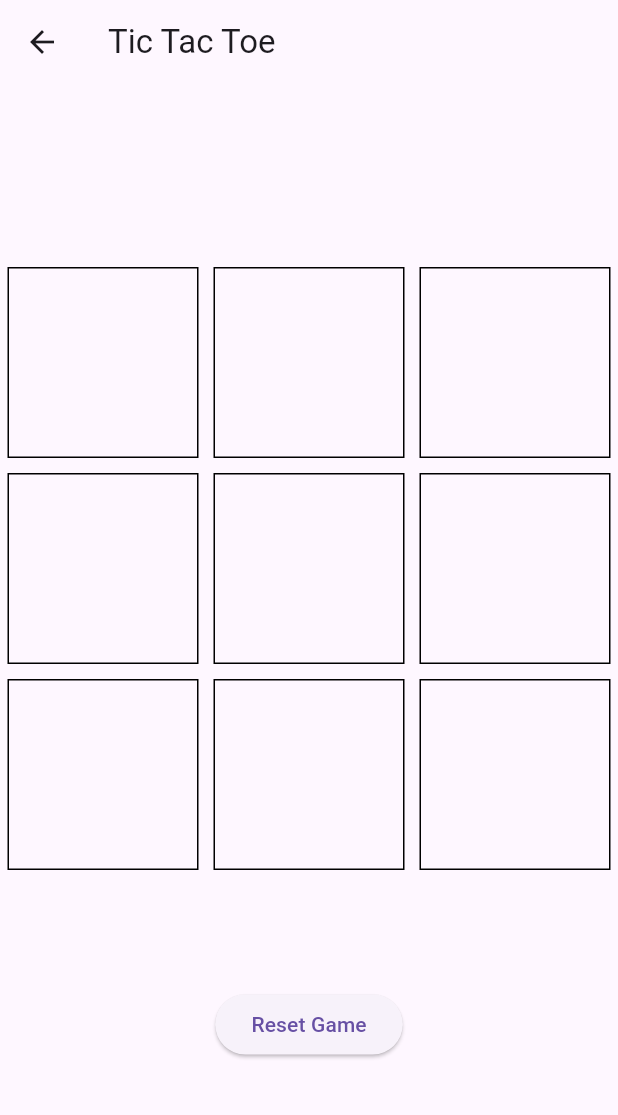
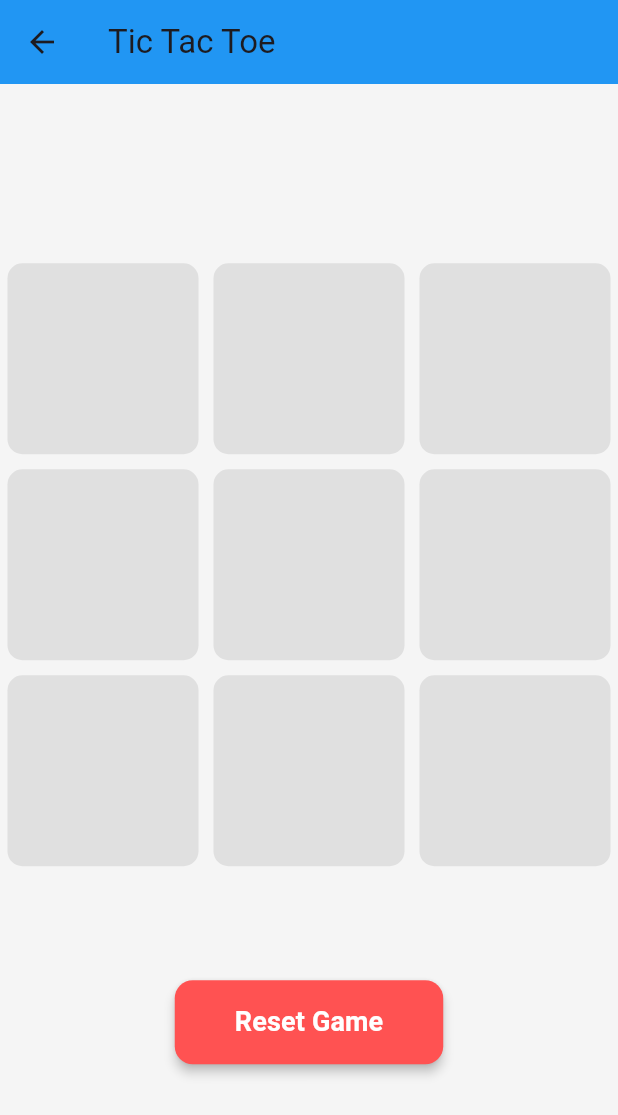
Before and after one commit to AdeepaK2/TicTacToe-Mobile-App-Flutter, a Flutter app: the screen it shows after launch, after a tap on "Play Against Computer", on a phone screen of 412 x 824 dp. Shown: the top 1115 px of the screen. Run offline on Flutter 3.47's test engine with Material 3 defaults, Android fonts, the light colour scheme and no system bars.

Commit message:
Enhance Tic Tac Toe game UI and logic: update theme, adjust difficulty options, and implement minimax algorithm for AI.

```diff
--- a/lib/main.dart
+++ b/lib/main.dart
@@ -1,7 +1,5 @@
 import 'package:flutter/material.dart';
-import 'package:shared_preferences/shared_preferences.dart';
 import 'dart:math';
-import 'dart:convert';
 
 void main() {
   runApp(TicTacToeApp());
@@ -12,6 +10,13 @@ class TicTacToeApp extends StatelessWidget {
   Widget build(BuildContext context) {
     return MaterialApp(
       debugShowCheckedModeBanner: false,
+      theme: ThemeData(
+        brightness: Brightness.light,
+        scaffoldBackgroundColor: Color(0xFFF5F5F5),
+        textTheme: TextTheme(
+          bodyMedium: TextStyle(color: Color(0xFF424242)), // Corrected TextTheme
+        ),
+      ),
       home: ModeSelectionScreen(),
     );
   }
@@ -23,19 +28,35 @@ class ModeSelectionScreen extends StatefulWidget {
 }
 
 class _ModeSelectionScreenState extends State<ModeSelectionScreen> {
-  String selectedDifficulty = "Medium";
+  String selectedDifficulty = "Normal";
 
   @override
   Widget build(BuildContext context) {
     return Scaffold(
-      appBar: AppBar(title: Text("Tic Tac Toe")),
+      appBar: AppBar(
+        title: Text("Tic Tac Toe"),
+        backgroundColor: Color(0xFF2196F3),
+        elevation: 0,
+      ),
       body: Center(
         child: Column(
           mainAxisAlignment: MainAxisAlignment.center,
           children: [
+            _buildMenuButton("Play with 2 Players", () {
+              Navigator.push(
+                context,
+                MaterialPageRoute(
+                  builder: (context) => TicTacToeGame(isAgainstComputer: false, difficulty: ""),
+                ),
+              );
+            }),
+            SizedBox(height: 20),
+            Text("Select Difficulty:", style: TextStyle(fontSize: 18, color: Colors.black)),
             DropdownButton<String>(
               value: selectedDifficulty,
-              items: ["Easy", "Medium", "Hard", "Impossible"].map((String value) {
+              dropdownColor: Colors.white,
+              style: TextStyle(color: Colors.black, fontSize: 16),
+              items: ["Normal", "Hard"].map((String value) {
                 return DropdownMenuItem<String>(
                   value: value,
                   child: Text(value),
@@ -48,8 +69,7 @@ class _ModeSelectionScreenState extends State<ModeSelectionScreen> {
               },
             ),
             SizedBox(height: 20),
-            ElevatedButton(
-              onPressed: () {
+            _buildMenuButton("Play Against Computer", () {
               Navigator.push(
                 context,
                 MaterialPageRoute(
@@ -59,12 +79,24 @@ class _ModeSelectionScreenState extends State<ModeSelectionScreen> {
                   ),
                 ),
               );
-              },
-              child: Text("Play Against Computer"),
-            ),
+            }),
           ],
         ),
       ),
+    );
+  }
+
+  Widget _buildMenuButton(String text, VoidCallback onPressed) {
+    return ElevatedButton(
+      style: ElevatedButton.styleFrom(
+        backgroundColor: Color(0xFF2196F3),
+        foregroundColor: Colors.white,
+        padding: EdgeInsets.symmetric(horizontal: 50, vertical: 15),
+        shape: RoundedRectangleBorder(borderRadius: BorderRadius.circular(12)),
+        elevation: 3,
+      ),
+      onPressed: onPressed,
+      child: Text(text, style: TextStyle(fontSize: 18, fontWeight: FontWeight.bold)),
     );
   }
 }
@@ -82,63 +114,12 @@ class _TicTacToeGameState extends State<TicTacToeGame> {
   List<String> board = List.filled(9, "");
   bool isXTurn = true;
   String winner = "";
-  Map<String, int> qTable = {};
-  String previousState = "";
-  int previousMove = -1;
   Random random = Random();
-
-  @override
-  void initState() {
-    super.initState();
-    _loadQTable();
-  }
-
-  Future<void> _loadQTable() async {
-    SharedPreferences prefs = await SharedPreferences.getInstance();
-    String? storedData = prefs.getString("qTable");
-    if (storedData != null) {
-      setState(() {
-        qTable = Map<String, int>.from(jsonDecode(storedData));
-      });
-    }
-  }
-
-  Future<void> _saveQTable() async {
-    SharedPreferences prefs = await SharedPreferences.getInstance();
-    prefs.setString("qTable", jsonEncode(qTable));
-  }
-
-  String _checkWinner() {
-    List<List<int>> winPatterns = [
-      [0, 1, 2], [3, 4, 5], [6, 7, 8],
-      [0, 3, 6], [1, 4, 7], [2, 5, 8],
-      [0, 4, 8], [2, 4, 6]
-    ];
-    for (var pattern in winPatterns) {
-      String a = board[pattern[0]], b = board[pattern[1]], c = board[pattern[2]];
-      if (a == b && b == c && a != "") {
-        return a;
-      }
-    }
-    if (!board.contains("")) {
-      return "Draw";
-    }
-    return "";
-  }
-
-  int _findBestMove() {
-    List<int> availableMoves = [];
-    for (int i = 0; i < 9; i++) {
-      if (board[i] == "") availableMoves.add(i);
-    }
-    if (availableMoves.isEmpty) return -1;
-    return availableMoves[random.nextInt(availableMoves.length)];
-  }
 
   @override
   Widget build(BuildContext context) {
     return Scaffold(
-      appBar: AppBar(title: Text("Tic Tac Toe")),
+      appBar: AppBar(title: Text("Tic Tac Toe"), backgroundColor: Color(0xFF2196F3), elevation: 0),
       body: Column(
         mainAxisAlignment: MainAxisAlignment.center,
         children: [
@@ -152,15 +133,21 @@ class _TicTacToeGameState extends State<TicTacToeGame> {
             itemBuilder: (context, index) {
               return GestureDetector(
                 onTap: () => _handleTap(index),
-                child: Container(
+                child: AnimatedContainer(
+                  duration: Duration(milliseconds: 300),
                   margin: EdgeInsets.all(5),
                   decoration: BoxDecoration(
-                    border: Border.all(color: Colors.black),
+                    color: Color(0xFFE0E0E0),
+                    borderRadius: BorderRadius.circular(10),
                   ),
                   child: Center(
                     child: Text(
                       board[index],
-                      style: TextStyle(fontSize: 32, fontWeight: FontWeight.bold),
+                      style: TextStyle(
+                        fontSize: 40,
+                        fontWeight: FontWeight.bold,
+                        color: board[index] == "X" ? Colors.redAccent : Colors.blueAccent,
+                      ),
                     ),
                   ),
                 ),
@@ -170,16 +157,35 @@ class _TicTacToeGameState extends State<TicTacToeGame> {
           SizedBox(height: 20),
           Text(
             winner.isNotEmpty ? (winner == "Draw" ? "It's a Draw!" : "$winner Wins!") : "",
-            style: TextStyle(fontSize: 24, fontWeight: FontWeight.bold),
+            style: TextStyle(fontSize: 22, fontWeight: FontWeight.bold, color: Colors.black),
           ),
           SizedBox(height: 20),
-          ElevatedButton(
-            onPressed: _resetGame,
-            child: Text("Reset Game"),
-          ),
+          _buildGameButton("Reset Game", _resetGame),
         ],
       ),
     );
+  }
+
+  Widget _buildGameButton(String text, VoidCallback onPressed) {
+    return ElevatedButton(
+      style: ElevatedButton.styleFrom(
+        backgroundColor: Colors.redAccent,
+        foregroundColor: Colors.white,
+        padding: EdgeInsets.symmetric(horizontal: 40, vertical: 15),
+        shape: RoundedRectangleBorder(borderRadius: BorderRadius.circular(12)),
+        elevation: 3,
+      ),
+      onPressed: onPressed,
+      child: Text(text, style: TextStyle(fontSize: 18, fontWeight: FontWeight.bold)),
+    );
+  }
+
+  void _resetGame() {
+    setState(() {
+      board = List.filled(9, "");
+      isXTurn = true;
+      winner = "";
+    });
   }
 
   void _handleTap(int index) {
@@ -189,32 +195,79 @@ class _TicTacToeGameState extends State<TicTacToeGame> {
         isXTurn = !isXTurn;
         winner = _checkWinner();
       });
+
       if (widget.isAgainstComputer && !isXTurn && winner == "") {
         _computerMove();
       }
     }
   }
 
+  String _checkWinner() {
+    List<List<int>> winPatterns = [
+      [0, 1, 2], [3, 4, 5], [6, 7, 8],  // Rows
+      [0, 3, 6], [1, 4, 7], [2, 5, 8],  // Columns
+      [0, 4, 8], [2, 4, 6]              // Diagonals
+    ];
+
+    for (var pattern in winPatterns) {
+      String a = board[pattern[0]], b = board[pattern[1]], c = board[pattern[2]];
+      if (a.isNotEmpty && a == b && b == c) {
+        return a; // Return "X" or "O" as the winner
+      }
+    }
+
+    if (!board.contains("")) return "Draw"; // If board is full and no winner
+
+    return ""; // No winner yet
+  }
+
   void _computerMove() {
     Future.delayed(Duration(milliseconds: 500), () {
-      previousState = board.join();
       int bestMove = _findBestMove();
       if (bestMove != -1) {
         setState(() {
           board[bestMove] = "O";
           isXTurn = true;
           winner = _checkWinner();
-          previousMove = bestMove;
         });
       }
     });
   }
 
-  void _resetGame() {
-    setState(() {
-      board = List.filled(9, "");
-      isXTurn = true;
-      winner = "";
-    });
+  int _findBestMove() {
+    if (widget.difficulty == "Normal") {
+      List<int> availableMoves = [for (int i = 0; i < 9; i++) if (board[i] == "") i];
+      return availableMoves[random.nextInt(availableMoves.length)];
+    } else {
+      return _minimax(board, true, -1000, 1000).move;
     }
   }
+
+  Move _minimax(List<String> boardState, bool isMaximizing, int alpha, int beta) {
+    String result = _checkWinner();
+    if (result == "O") return Move(10, -1);
+    if (result == "X") return Move(-10, -1);
+    if (!boardState.contains("")) return Move(0, -1);
+
+    int bestScore = isMaximizing ? -1000 : 1000;
+    int bestMove = -1;
+    for (int i = 0; i < 9; i++) {
+      if (boardState[i] == "") {
+        boardState[i] = isMaximizing ? "O" : "X";
+        int score = _minimax(boardState, !isMaximizing, alpha, beta).score;
+        boardState[i] = "";
+        if (isMaximizing ? score > bestScore : score < bestScore) {
+          bestScore = score;
+          bestMove = i;
+        }
+      }
+    }
+    return Move(bestScore, bestMove);
+  }
+}
+
+class Move {
+  int score;
+  int move;
+  Move(this.score, this.move);
+}
```
Lines whose indentation alone changed are shown as unchanged.
